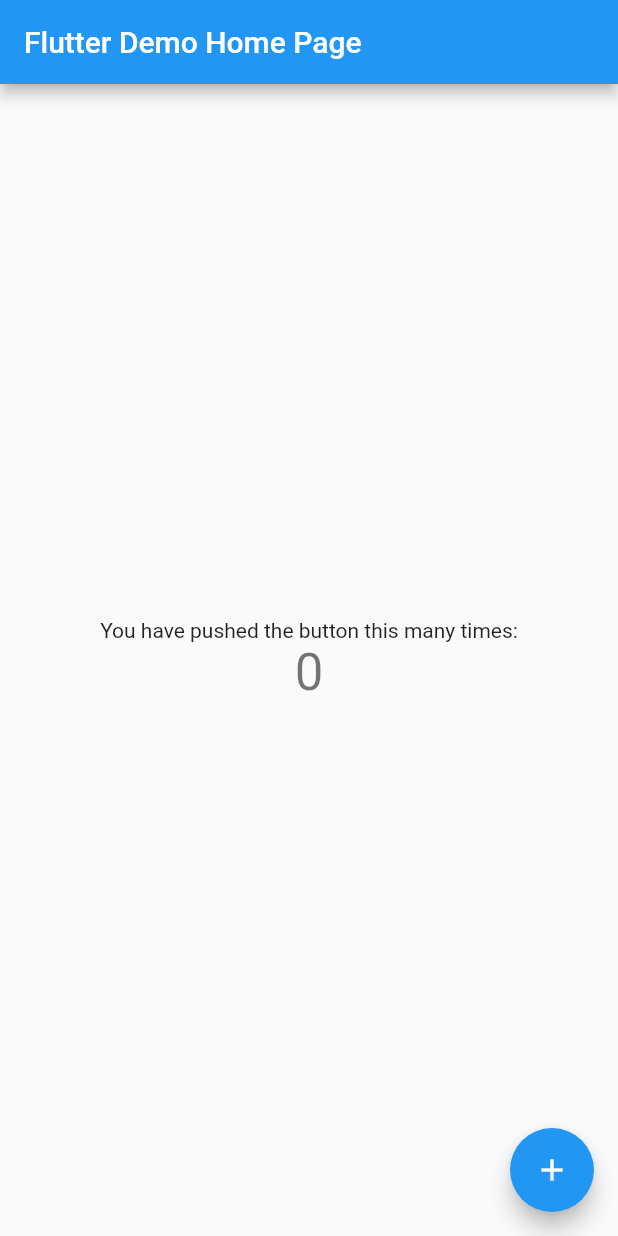
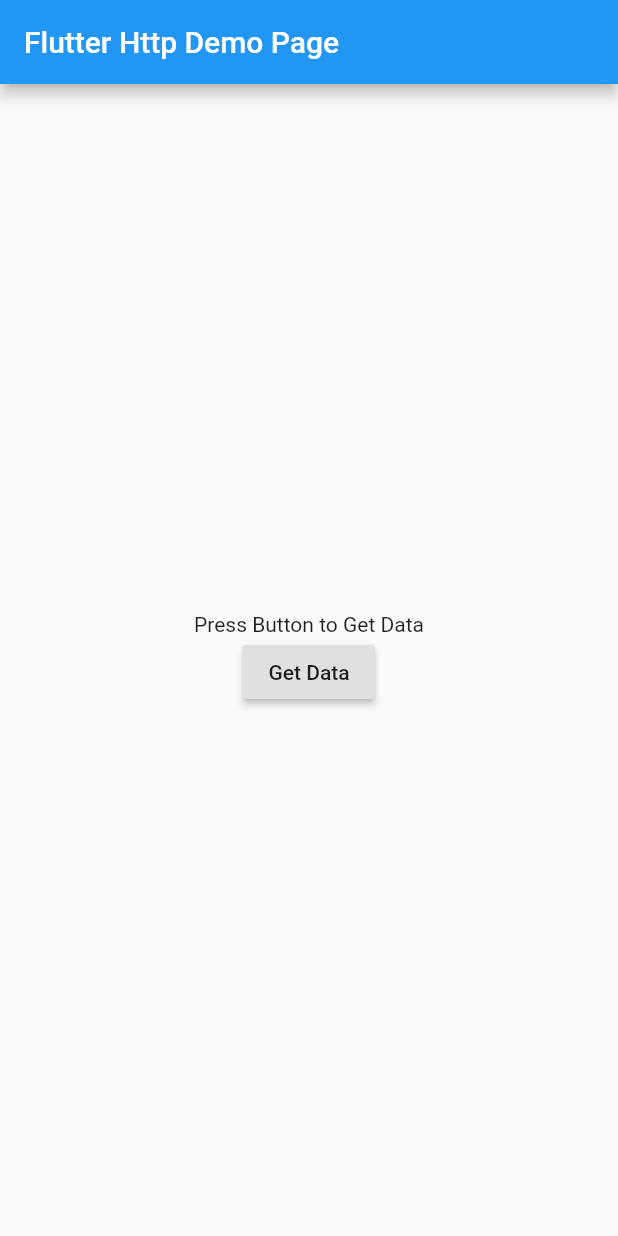
Before and after one commit to maxgdev/http_demo, a Flutter app: the screen it shows after launch, on a phone screen of 412 x 824 dp. Run offline on Flutter 3.47's test engine with Material 2 defaults, Android fonts, the phone set to English and light mode, and no system bars.

Commit message:
Added http and jsonData functions to parse response

```diff
--- a/lib/main.dart
+++ b/lib/main.dart
@@ -1,4 +1,7 @@
 import 'package:flutter/material.dart';
+import 'package:http/http.dart' as http;
+import 'dart:async'; // async / await functions
+import 'dart:convert'; // parse json sata
 
 void main() {
   runApp(MyApp());
@@ -9,39 +12,18 @@ class MyApp extends StatelessWidget {
   @override
   Widget build(BuildContext context) {
     return MaterialApp(
-      title: 'Flutter Demo',
+      title: 'Flutter Http Demo',
       theme: ThemeData(
-        // This is the theme of your application.
-        //
-        // Try running your application with "flutter run". You'll see the
-        // application has a blue toolbar. Then, without quitting the app, try
-        // changing the primarySwatch below to Colors.green and then invoke
-        // "hot reload" (press "r" in the console where you ran "flutter run",
-        // or simply save your changes to "hot reload" in a Flutter IDE).
-        // Notice that the counter didn't reset back to zero; the application
-        // is not restarted.
         primarySwatch: Colors.blue,
-        // This makes the visual density adapt to the platform that you run
-        // the app on. For desktop platforms, the controls will be smaller and
-        // closer together (more dense) than on mobile platforms.
         visualDensity: VisualDensity.adaptivePlatformDensity,
       ),
-      home: MyHomePage(title: 'Flutter Demo Home Page'),
+      home: MyHomePage(title: 'Flutter Http Demo Page'),
     );
   }
 }
 
 class MyHomePage extends StatefulWidget {
   MyHomePage({Key key, this.title}) : super(key: key);
-
-  // This widget is the home page of your application. It is stateful, meaning
-  // that it has a State object (defined below) that contains fields that affect
-  // how it looks.
-
-  // This class is the configuration for the state. It holds the values (in this
-  // case the title) provided by the parent (in this case the App widget) and
-  // used by the build method of the State. Fields in a Widget subclass are
-  // always marked "final".
 
   final String title;
 
@@ -50,68 +32,41 @@ class MyHomePage extends StatefulWidget {
 }
 
 class _MyHomePageState extends State<MyHomePage> {
-  int _counter = 0;
+  // start of http function
+  Future<String> getData() async {
+    var response = await http.get(
+        Uri.encodeFull("https://jsonplaceholder.typicode.com/posts"),
+        headers: {"Accept": "application/json"});
+    // print(response.body);
+    // print(response.body.length);
 
-  void _incrementCounter() {
-    setState(() {
-      // This call to setState tells the Flutter framework that something has
-      // changed in this State, which causes it to rerun the build method below
-      // so that the display can reflect the updated values. If we changed
-      // _counter without calling setState(), then the build method would not be
-      // called again, and so nothing would appear to happen.
-      _counter++;
-    });
+    List jsonData = jsonDecode(response.body);
+    // print(jsonData.length);
+    // print(jsonData[0]);
+    print(jsonData[3]['id']);
+    print(jsonData[3]['title']);
+
   }
 
+  // end of http function
   @override
   Widget build(BuildContext context) {
-    // This method is rerun every time setState is called, for instance as done
-    // by the _incrementCounter method above.
-    //
-    // The Flutter framework has been optimized to make rerunning build methods
-    // fast, so that you can just rebuild anything that needs updating rather
-    // than having to individually change instances of widgets.
     return Scaffold(
       appBar: AppBar(
-        // Here we take the value from the MyHomePage object that was created by
-        // the App.build method, and use it to set our appbar title.
         title: Text(widget.title),
       ),
       body: Center(
-        // Center is a layout widget. It takes a single child and positions it
-        // in the middle of the parent.
         child: Column(
-          // Column is also a layout widget. It takes a list of children and
-          // arranges them vertically. By default, it sizes itself to fit its
-          // children horizontally, and tries to be as tall as its parent.
-          //
-          // Invoke "debug painting" (press "p" in the console, choose the
-          // "Toggle Debug Paint" action from the Flutter Inspector in Android
-          // Studio, or the "Toggle Debug Paint" command in Visual Studio Code)
-          // to see the wireframe for each widget.
-          //
-          // Column has various properties to control how it sizes itself and
-          // how it positions its children. Here we use mainAxisAlignment to
-          // center the children vertically; the main axis here is the vertical
-          // axis because Columns are vertical (the cross axis would be
-          // horizontal).
           mainAxisAlignment: MainAxisAlignment.center,
           children: <Widget>[
-            Text(
-              'You have pushed the button this many times:',
-            ),
-            Text(
-              '$_counter',
-              style: Theme.of(context).textTheme.headline4,
+            Text('Press Button to Get Data'),
+            RaisedButton(
+              onPressed: getData,
+              child: Text('Get Data'),
             ),
           ],
         ),
       ),
-      floatingActionButton: FloatingActionButton(
-        onPressed: _incrementCounter,
-        tooltip: 'Increment',
-        child: Icon(Icons.add),
-      ), // This trailing comma makes auto-formatting nicer for build methods.
     );
   }
 }
```
Also changed, not shown: pubspec.yaml (+1 -9 lines), pubspec.lock, 2 other files.
